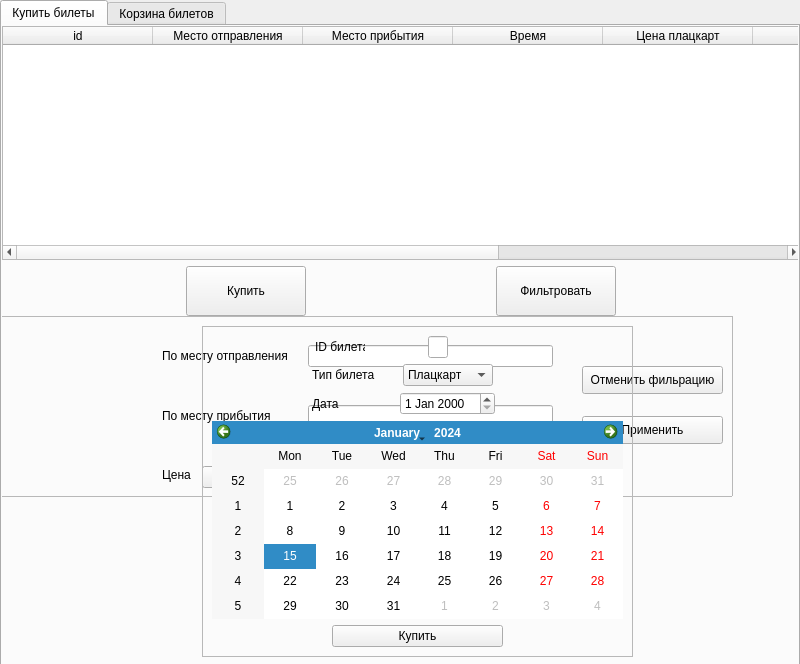
Above: frontend/ui/userMenu.ui from koccyx/TravelMaster before the change. Below: the same form after it.
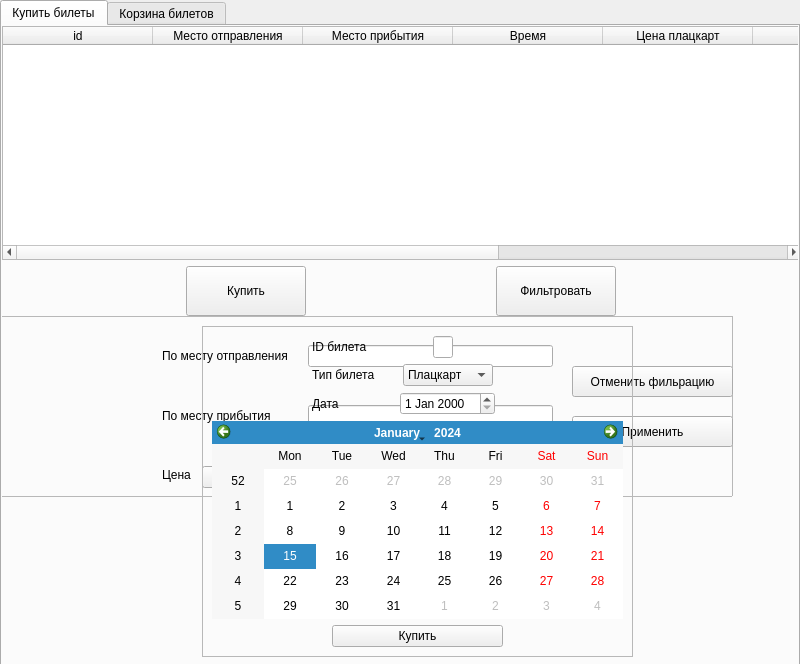
That is the form after the change. The open tabs and pages were chosen to show the change.

```diff
--- a/frontend/ui/userMenu.ui
+++ b/frontend/ui/userMenu.ui
@@ -187,25 +187,13 @@
          <number>0</number>
         </property>
         <property name="leftMargin">
-         <number>40</number>
+         <number>100</number>
         </property>
         <property name="rightMargin">
-         <number>110</number>
+         <number>170</number>
         </property>
         <item>
          <widget class="QLabel" name="label">
-          <property name="minimumSize">
-           <size>
-            <width>50</width>
-            <height>0</height>
-           </size>
-          </property>
-          <property name="maximumSize">
-           <size>
-            <width>50</width>
-            <height>16777215</height>
-           </size>
-          </property>
           <property name="text">
            <string>ID билета</string>
           </property>
@@ -426,10 +414,10 @@
      <widget class="QPushButton" name="applyFilterButton">
       <property name="geometry">
        <rect>
-        <x>620</x>
+        <x>610</x>
         <y>100</y>
-        <width>141</width>
-        <height>28</height>
+        <width>161</width>
+        <height>31</height>
        </rect>
       </property>
       <property name="text">
@@ -439,10 +427,10 @@
      <widget class="QPushButton" name="cancelFilterButton">
       <property name="geometry">
        <rect>
-        <x>620</x>
+        <x>610</x>
         <y>50</y>
-        <width>141</width>
-        <height>28</height>
+        <width>161</width>
+        <height>31</height>
        </rect>
       </property>
       <property name="text">
```
Left out of the diff: 2 changed lines with no effect on the pictures.
